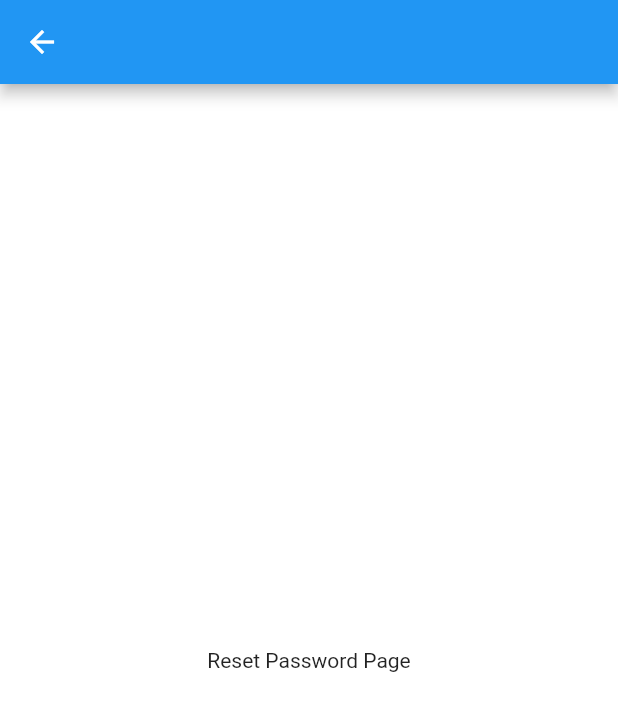
After one commit to victorescamillan/helloatty, a Flutter app: the ResetPasswordScreen screen opened directly, on a phone screen of 412 x 824 dp. The commit adds this screen. Shown: the top 711 px of the screen. Run offline on Flutter 3.47's test engine with Material 2 defaults, Android fonts, the phone set to English and light mode, and no system bars; our stand-ins replace flutter_svg.

Commit message:
Added common widgets - 404 and others

```diff
--- a/lib/ui/screens/reset_password/reset_password_screen.dart
+++ b/lib/ui/screens/reset_password/reset_password_screen.dart
@@ -0,0 +1,22 @@
+import 'package:flutter/material.dart';
+import 'package:flutter/src/foundation/key.dart';
+import 'package:flutter/src/widgets/framework.dart';
+import 'package:helloatty/ui/widgets/app_scaffold.dart';
+import 'package:helloatty/ui/widgets/temp_container.dart';
+
+class ResetPasswordScreen extends StatefulWidget {
+  const ResetPasswordScreen({Key? key}) : super(key: key);
+
+  @override
+  State<ResetPasswordScreen> createState() => _ResetPasswordScreenState();
+}
+
+class _ResetPasswordScreenState extends State<ResetPasswordScreen> {
+  @override
+  Widget build(BuildContext context) {
+    return AppScaffold(
+      appBar: AppBar(),
+      body: const TempContainer(title: 'Reset Password'),
+    );
+  }
+}
--- a/lib/ui/screens/signin/login_screen.dart
+++ b/lib/ui/screens/signin/login_screen.dart
@@ -2,6 +2,7 @@ import 'package:flutter/material.dart';
 import 'package:helloatty/ui/screens/signin/widgets/login_desktop.dart';
 import 'package:helloatty/ui/screens/signin/widgets/login_mobile.dart';
 import 'package:helloatty/ui/screens/signin/widgets/login_tablet.dart';
+import 'package:helloatty/ui/widgets/app_scaffold.dart';
 import 'package:helloatty/utils/response.dart';
 
 class LoginScreen extends StatefulWidget {
@@ -14,7 +15,7 @@ class LoginScreen extends StatefulWidget {
 class _LoginScreenState extends State<LoginScreen> {
   @override
   Widget build(BuildContext context) {
-    return Scaffold(
+    return AppScaffold(
       body: _displayLogin(),
     );
   }
--- /dev/null
+++ b/lib/ui/widgets/app_scaffold.dart
@@ -0,0 +1,17 @@
+import 'package:flutter/material.dart';
+import 'package:flutter/src/foundation/key.dart';
+import 'package:flutter/src/widgets/framework.dart';
+
+class AppScaffold extends StatelessWidget {
+  final Widget? body;
+  final PreferredSizeWidget? appBar;
+  const AppScaffold({Key? key, this.appBar, this.body}) : super(key: key);
+
+  @override
+  Widget build(BuildContext context) {
+    return Scaffold(
+      appBar: appBar,
+      body: body,
+    );
+  }
+}
--- /dev/null
+++ b/lib/ui/widgets/temp_container.dart
@@ -0,0 +1,13 @@
+import 'package:flutter/material.dart';
+import 'package:flutter/src/foundation/key.dart';
+import 'package:flutter/src/widgets/framework.dart';
+
+class TempContainer extends StatelessWidget {
+  final String title;
+  const TempContainer({Key? key, this.title = ''}) : super(key: key);
+
+  @override
+  Widget build(BuildContext context) {
+    return Center(child: Text('$title Page'));
+  }
+}
```
Also changed, not shown: lib/ui/widgets/not_found.dart (added, +20 -0 lines).
